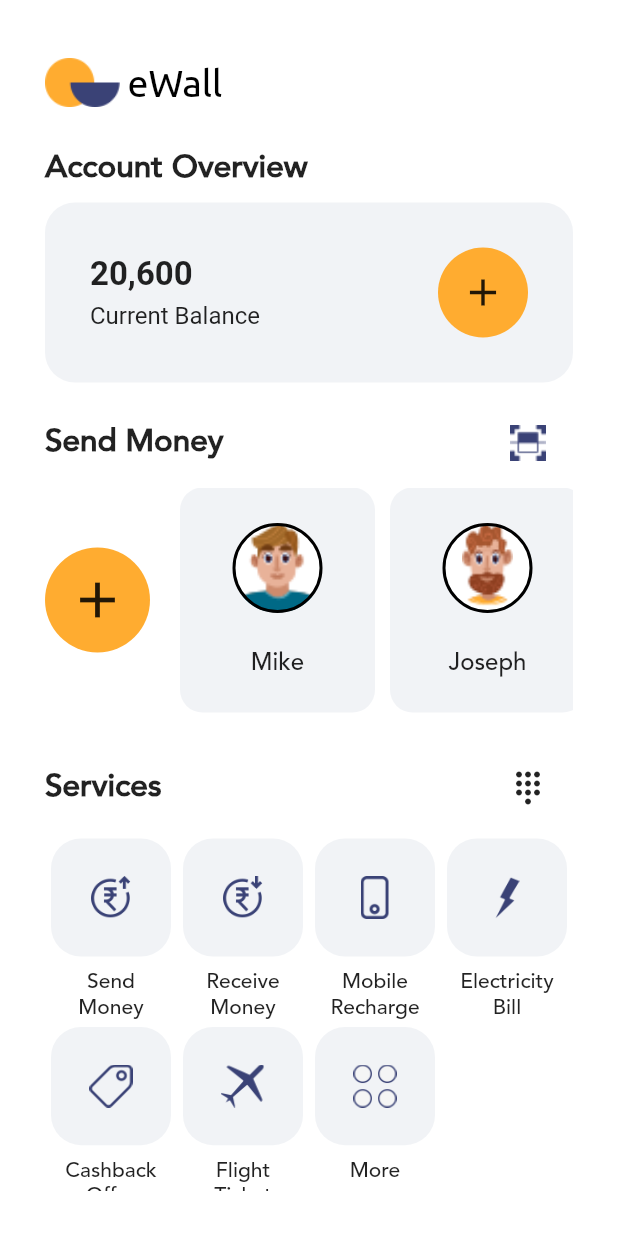
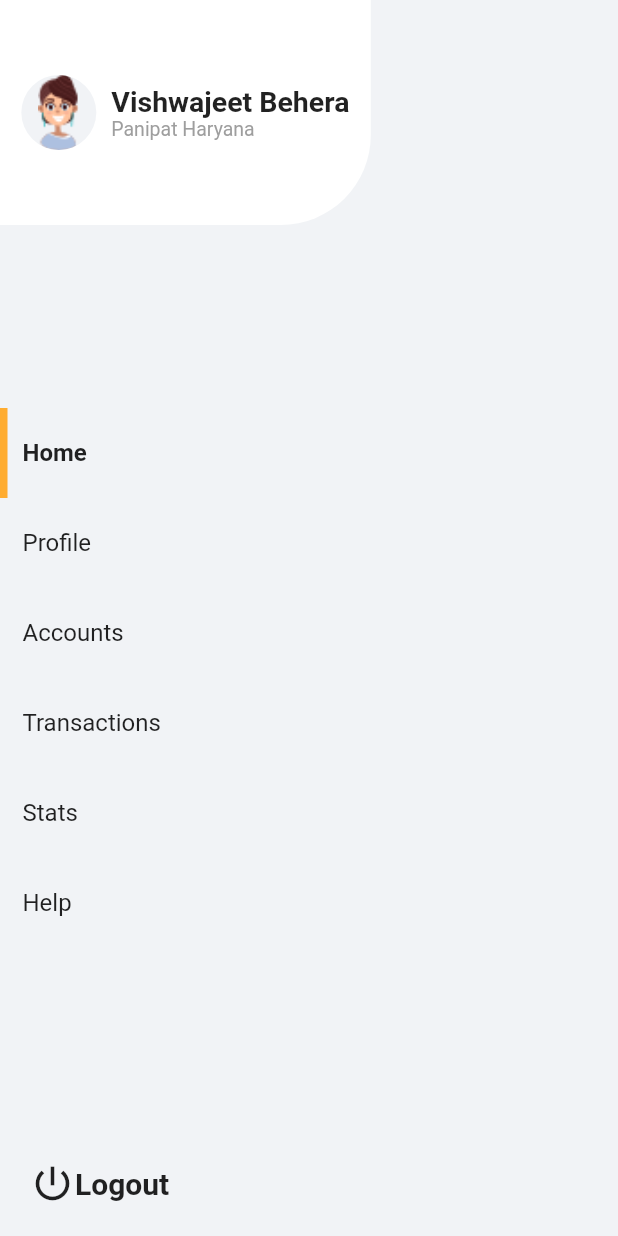
Before and after one commit to vishwajeetvb/ewall, a Flutter app: the screen it shows after launch, after a tap on "Sign Up", on a phone screen of 412 x 824 dp. Run offline on Flutter 3.47's test engine with Material 2 defaults, Android fonts, the phone set to English and light mode, and no system bars.

Commit message:
SideBar of HomePage column name added

```diff
--- a/lib/HomePage.dart
+++ b/lib/HomePage.dart
@@ -1,6 +1,7 @@
 
 import 'package:flutter/cupertino.dart';
 import 'package:flutter/material.dart';
+
 
 class HomePage extends StatelessWidget {
   @override
--- a/lib/HomeWithSideBar.dart
+++ b/lib/HomeWithSideBar.dart
@@ -0,0 +1,136 @@
+import 'package:flutter/cupertino.dart';
+import 'package:flutter/material.dart';
+import 'HomePage.dart';
+
+class HomeWithSideBar extends StatelessWidget {
+  @override
+  Widget build(BuildContext context) {
+    return MaterialApp(
+      debugShowCheckedModeBanner: false,
+      home: HomeWithSidebar(),
+    );
+  }
+}
+
+class HomeWithSidebar extends StatefulWidget {
+  @override
+  _HomeWithSidebarState createState() => _HomeWithSidebarState();
+}
+
+class _HomeWithSidebarState extends State<HomeWithSidebar> {
+  bool sideBarActive = false;
+  @override
+  Widget build(BuildContext context) {
+    return Scaffold(
+      backgroundColor: Color(0xfff1f3f6),
+      body: Stack(
+        children: [
+          Column(
+            children: [
+              Row(
+                mainAxisAlignment: MainAxisAlignment.spaceBetween,
+                children: [
+                  Container(
+                    height: 150,
+                    width: MediaQuery.of(context).size.width*0.6,
+                    decoration: BoxDecoration(
+                      borderRadius: BorderRadius.only(bottomRight: Radius.circular(60)),
+                      color: Colors.white,
+                    ),
+                    child: Center(
+                      child: Row(
+                        mainAxisAlignment: MainAxisAlignment.center,
+                        children: [
+                          Container(
+                            width: 50,
+                            height: 50,
+                            decoration: BoxDecoration(
+                              shape: BoxShape.circle,
+                              color: Color(0xfff1f3f6),
+                              image: DecorationImage(
+                                image: AssetImage('asset/images/avatar4.png'),
+                                fit: BoxFit.contain
+                              )
+                            ),
+                          ),
+                          SizedBox(width: 10,),
+                          Column(
+                            mainAxisAlignment: MainAxisAlignment.center,
+                            crossAxisAlignment: CrossAxisAlignment.start,
+                            children: [
+                              Text("Vishwajeet Behera", style: TextStyle(
+                                fontSize: 19,
+                                fontWeight: FontWeight.w700,
+                              ),),
+                              Text("Panipat Haryana", style: TextStyle(
+                                fontSize: 13,
+                                fontWeight: FontWeight.w400,
+                                color: Colors.grey,
+                              ),)
+                            ],
+                          )
+                        ],
+                      ),
+                    ),
+                  )
+                ],
+              ),
+              Expanded(
+                  child: Column(
+                    mainAxisAlignment: MainAxisAlignment.center,
+                    children: [
+                      navigatorTitle("Home", true),
+                      navigatorTitle("Profile", false),
+                      navigatorTitle("Accounts", false),
+                      navigatorTitle("Transactions", false),
+                      navigatorTitle("Stats", false),
+                      navigatorTitle("Help", false),
+                    ],
+                  )),
+              Container(
+                padding: EdgeInsets.all(20),
+                child: Row(
+                  children: [
+                    Icon(
+                      Icons.power_settings_new,
+                      size: 30,
+                    ),
+                    Text("Logout", style: TextStyle(
+                      fontSize: 20,
+                      fontWeight: FontWeight.w700,
+
+                    ),)
+                  ],
+                ),
+              ),
+              Container(
+
+              )
+            ],
+          ),
+        ],
+      ),
+    );
+  }
+  Row navigatorTitle(String name, bool isSelected){
+    return Row(
+      children: [
+        (isSelected) ?
+        Container(
+          width: 5,
+          height: 60,
+          color: Color(0xffffac30),
+        ) :
+        Container(
+          width: 5,
+          height: 60,
+        ),
+        SizedBox(width: 10,height: 60,),
+        Text(name, style: TextStyle(
+          fontSize: 16,
+          fontWeight: (isSelected) ? FontWeight.w700 : FontWeight.w400,
+        ),)
+      ],
+    );
+  }
+}
--- a/lib/main.dart
+++ b/lib/main.dart
@@ -1,6 +1,7 @@
 
 import 'package:flutter/material.dart';
 import 'HomePage.dart';
+import 'package:ewall/HomeWithSideBar.dart';
 
 void main() {
   runApp(MyApp());
@@ -15,7 +16,7 @@ class MyApp extends StatelessWidget {
       debugShowCheckedModeBanner: false,
       home: MyHomePage(),
       routes: {
-        '/homePage' : (context)=>HomePage(),
+        '/homePage' : (context)=>HomeWithSideBar(),
       },
     );
   }
--- a/pubspec.yaml
+++ b/pubspec.yaml
@@ -49,7 +49,7 @@ flutter:
     - asset/images/avatar1.png
     - asset/images/avatar2.png
     - asset/images/avatar3.png
-    - asset/images/avatar1.png
+    - asset/images/avatar4.png
     - asset/images/cloud.png
     - asset/images/electricity.png
     - asset/images/flight.png
```
